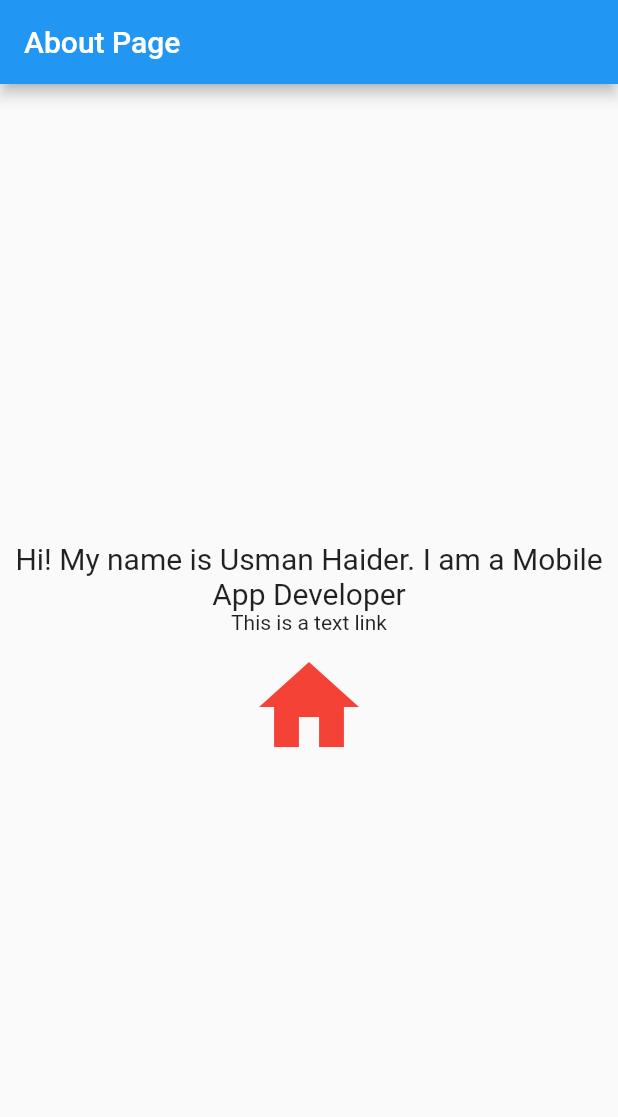
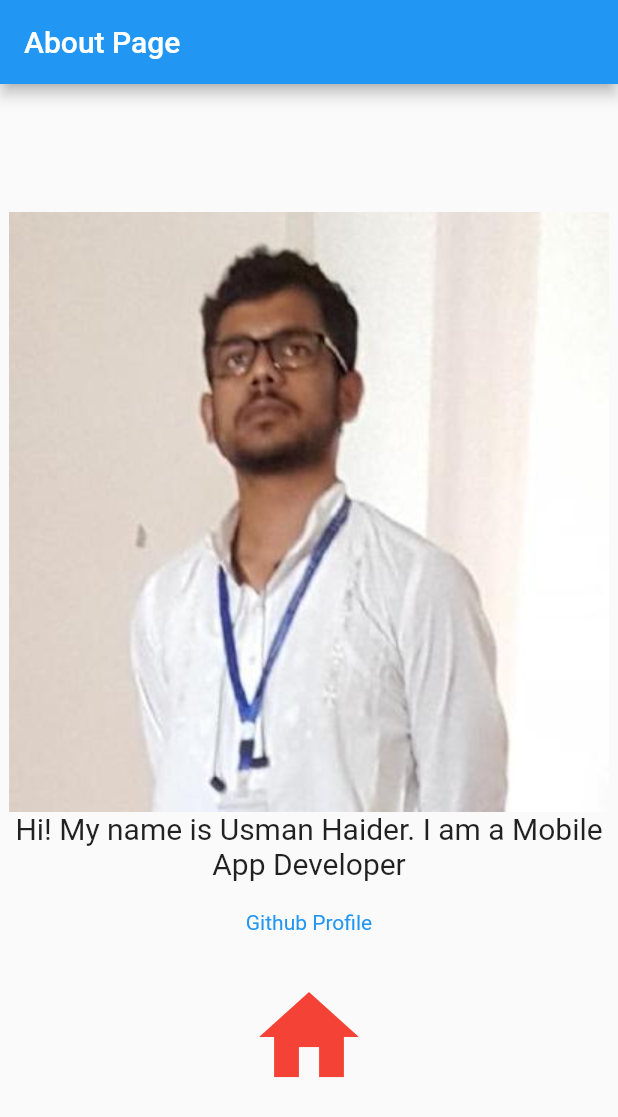
Before and after one commit to usmanhaider461/dice_sessional_app, a Flutter app: the AboutPage screen opened directly, on a phone screen of 412 x 824 dp. Shown: the top 1117 px of the screen. Run offline on Flutter 3.47's test engine with Material 2 defaults, Android fonts, the light colour scheme and no system bars.

Commit message:
About Page

```diff
--- a/lib/about.dart
+++ b/lib/about.dart
@@ -25,6 +25,7 @@
             // add children to the column
             children: <Widget>[
               // Text
+              Image.asset('assets/profile.jpg'),
               Text(
                 "Hi! My name is Usman Haider. I am a Mobile App Developer",
                 // Setting the style for the Text
@@ -34,10 +35,14 @@
               ),
               // Icon Button
               InkWell(
-                  child: Text("This is a text link"),
+                  child: Padding(
+                    padding: const EdgeInsets.all(20.0),
+                    child: Text("Github Profile",
+                      style: new TextStyle(color: Colors.blue),),
+                  ),
                   onTap: () async {
-                    if (await canLaunch("<your URL here>")) {
-                      await launch("<your URL here>");
+                    if (await canLaunch("https://github.com/usmanhaider461")) {
+                      await launch("https://github.com/usmanhaider461");
                     }
                   }
               ),
--- a/pubspec.yaml
+++ b/pubspec.yaml
@@ -28,6 +28,7 @@
   # The following adds the Cupertino Icons font to your application.
   # Use with the CupertinoIcons class for iOS style icons.
   cupertino_icons: ^0.1.3
+  url_launcher: ^5.0.2
 
 dev_dependencies:
   flutter_test:
```
Also changed, not shown: lib/test.dart (+48 -49 lines), assets/profile.jpg (added), pubspec.lock.
